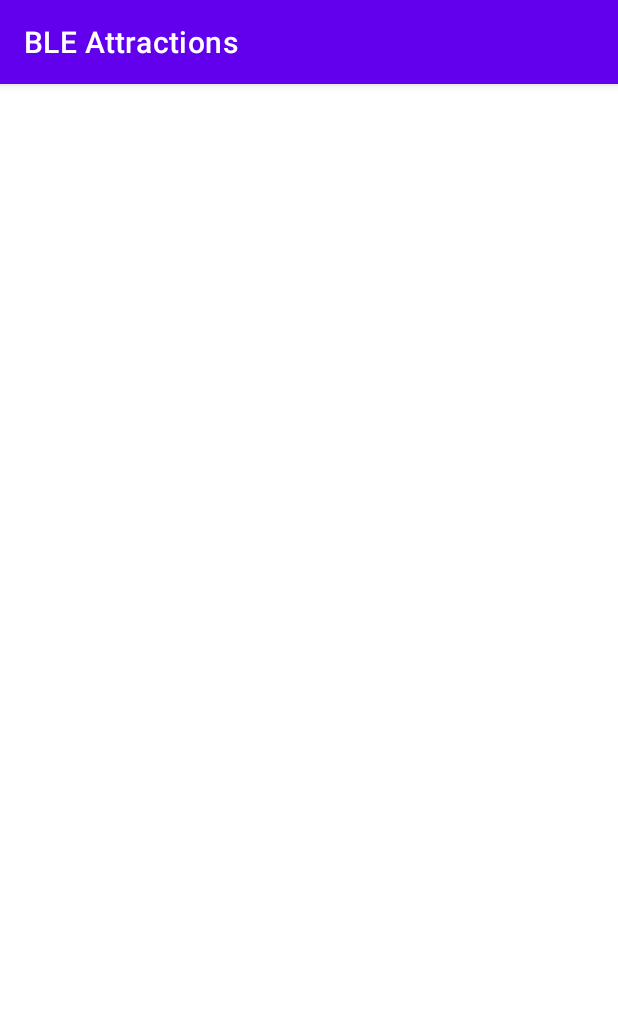
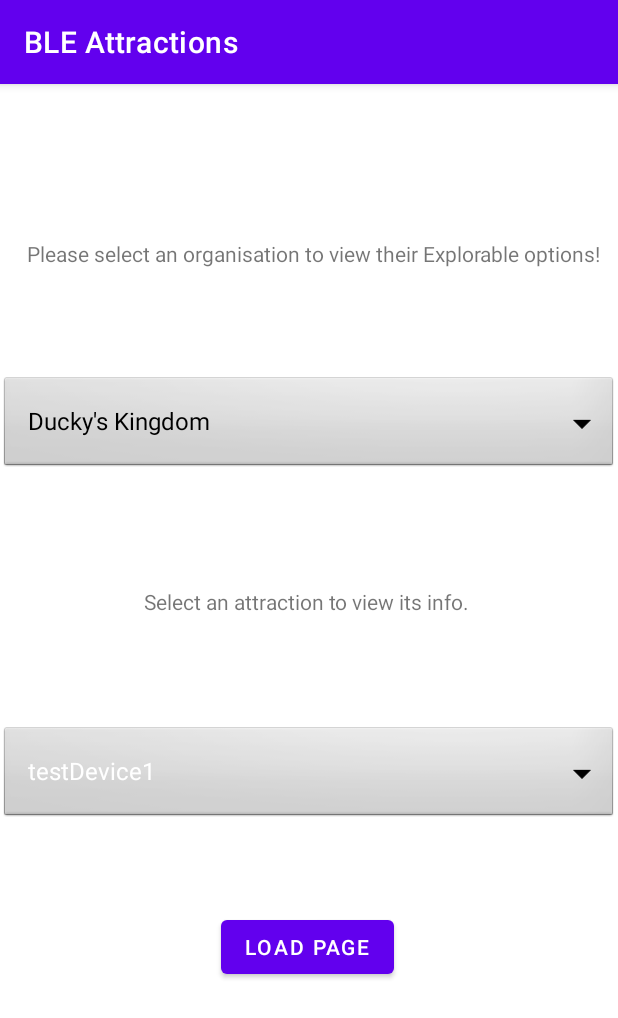
Before and after one commit to Danicus2000000/BLEAttractions, an Android app: the OfflineExplore screen opened directly, with no data from a screen before it, on a phone screen of 412 x 824 dp. Shown: the top 1018 px of the screen. Run offline under Robolectric (Android 15) with nearby library versions, the light colour scheme and no system bars.

Commit message:
Completed offline explorer that loads in from JSON database this takes url for beacon and loads webpage using webpage from offline database need to change this to use local webpages when in offline mode also added language translations for more key phrases

```diff
--- a/app/src/main/AndroidManifest.xml
+++ b/app/src/main/AndroidManifest.xml
@@ -38,6 +38,9 @@
         android:theme="@style/Theme.BLEAttractions"
         tools:targetApi="31">
         <activity
+            android:name=".webViewer"
+            android:exported="false" />
+        <activity
             android:name=".OfflineExplore"
             android:exported="false" />
         <activity
--- a/app/src/main/java/bulman/daniel/bleattractions/OfflineExplore.java
+++ b/app/src/main/java/bulman/daniel/bleattractions/OfflineExplore.java
@@ -3,8 +3,14 @@ package bulman.daniel.bleattractions;
 import androidx.appcompat.app.AppCompatActivity;
 
 
+import android.content.Intent;
 import android.os.Bundle;
 import android.util.Log;
+import android.view.View;
+import android.widget.AdapterView;
+import android.widget.ArrayAdapter;
+import android.widget.Button;
+import android.widget.Spinner;
 
 import org.json.JSONArray;
 import org.json.JSONException;
@@ -16,15 +22,57 @@ import java.nio.charset.StandardCharsets;
 import java.util.ArrayList;
 
 public class OfflineExplore extends AppCompatActivity {
-
-    private ArrayList<String> organisationsToSelectFrom;
     @Override
     protected void onCreate(Bundle savedInstanceState) {
         super.onCreate(savedInstanceState);
         setContentView(R.layout.activity_offline_explore);
-        organisationsToSelectFrom=connectToJSON("organisations","OrganisationName");
+        Spinner organisationList=findViewById(R.id.organisationList);//loads json offline data to allow searching through corporations using the software
+        JSONObject jsonOfflineData=connectToJSON();
+        try {
+            ArrayList<String> organisationsToSelectFrom=new ArrayList<>();
+            JSONArray arrayToGet = jsonOfflineData.getJSONArray("organisations");
+            for (int i = 0; i < arrayToGet.length(); i++) {
+                organisationsToSelectFrom.add(arrayToGet.getJSONObject(i).getString("OrganisationName"));
+            }
+            ArrayAdapter<String> adapter = new ArrayAdapter<>(this, android.R.layout.simple_spinner_dropdown_item, organisationsToSelectFrom);
+            organisationList.setAdapter(adapter);//stores offline data in a drop down box
+        }catch (JSONException | NullPointerException e) {
+            e.printStackTrace();
+        }
+        organisationList.setOnItemSelectedListener(new AdapterView.OnItemSelectedListener() {
+            @Override
+            public void onItemSelected(AdapterView<?> adapterView, View view, int i, long l) {//when an item is selected we show the beacon names that should be available in this place
+                Spinner attractionList=findViewById(R.id.attractionList);
+                Button loadPage=findViewById(R.id.loadPage);
+                ArrayList<String> urlPointer=new ArrayList<>();
+                ArrayList<String> attractionsToSelectFrom=new ArrayList<>();//load JSON
+                try {
+                    JSONArray arrayToGet = jsonOfflineData.getJSONArray("bledevices");
+                    for (int j = 0; j < arrayToGet.length(); j++) {
+                        if(arrayToGet.getJSONObject(j).getString("BleDeviceOrganisation").equals(organisationList.getSelectedItem().toString())) {
+                            attractionsToSelectFrom.add(arrayToGet.getJSONObject(j).getString("BleDeviceName"));
+                            urlPointer.add(arrayToGet.getJSONObject(j).getString("BleDeviceUrlToPointTo"));
+                        }
+                    }
+                    ArrayAdapter<String> adapter = new ArrayAdapter<>(getApplicationContext(), android.R.layout.simple_spinner_dropdown_item, attractionsToSelectFrom);
+                    attractionList.setAdapter(adapter);
+                }catch (JSONException | NullPointerException e) {
+                    e.printStackTrace();
+                }
+                loadPage.setOnClickListener(view1 -> {//on selecting a page to view pass through the web page to view it
+                    Intent webView=new Intent(getApplicationContext(),webViewer.class);
+                    webView.putExtra("urlToLoad",urlPointer.get(attractionsToSelectFrom.indexOf(attractionList.getSelectedItem().toString())));
+                    startActivity(webView);
+                });
+            }
+
+            @Override
+            public void onNothingSelected(AdapterView<?> adapterView) {
+
+            }
+        });
     }
-    private ArrayList<String> connectToJSON(String arrayToSearch, String rowToGet){
+    private JSONObject connectToJSON(){
         //read local json file for database and attempt to get websites that can be loaded
         try {
             String json="";//reads password from pass.json
@@ -39,19 +87,13 @@ public class OfflineExplore extends AppCompatActivity {
                 ex.printStackTrace();
             }
             try {
-                JSONObject obj = new JSONObject(json);
-                JSONArray arrayToGet =obj.getJSONArray(arrayToSearch);
-                ArrayList<String> result=new ArrayList<>();
-                for(int i=0;i<arrayToGet.length();i++){
-                    result.add(arrayToGet.getJSONObject(i).getString(rowToGet));
-                }
-                return result;
+                return new JSONObject(json);
             } catch (JSONException e) {
                 e.printStackTrace();
             }
         } catch (Exception e) {
             Log.e("Exception", e.getMessage());
         }
-        return new ArrayList<>();
+        return null;
     }
 }
--- /dev/null
+++ b/app/src/main/java/bulman/daniel/bleattractions/webViewer.java
@@ -0,0 +1,26 @@
+package bulman.daniel.bleattractions;
+
+import androidx.appcompat.app.AppCompatActivity;
+
+import android.content.Intent;
+import android.os.Bundle;
+import android.webkit.WebView;
+import android.widget.Toast;
+
+public class webViewer extends AppCompatActivity {
+
+    @Override
+    protected void onCreate(Bundle savedInstanceState) {//load url if present
+        super.onCreate(savedInstanceState);
+        setContentView(R.layout.activity_web_viewer);
+        Intent intent=getIntent();
+        if(intent.getStringExtra("urlToLoad")!=null) {
+            WebView webBrowser = findViewById(R.id.webWindow);
+            webBrowser.loadUrl(intent.getStringExtra("urlToLoad"));
+        }
+        else{//display error on failed load
+            Toast.makeText(getApplicationContext(),"No Url was provided!",Toast.LENGTH_SHORT).show();
+            finish();
+        }
+    }
+}
--- a/app/src/main/res/layout/activity_offline_explore.xml
+++ b/app/src/main/res/layout/activity_offline_explore.xml
@@ -5,5 +5,78 @@
     android:layout_width="match_parent"
     android:layout_height="match_parent"
     tools:context=".OfflineExplore">
+    <TextView
+        android:id="@+id/selectOrganisation"
+        android:layout_width="wrap_content"
+        android:layout_height="wrap_content"
+        android:layout_marginStart="16dp"
+        android:layout_marginTop="112dp"
+        android:layout_marginEnd="9dp"
+        android:layout_marginBottom="35dp"
+        android:text="@string/selectOrganisation_lbl"
+        app:layout_constraintBottom_toTopOf="@+id/organisationList"
+        app:layout_constraintEnd_toEndOf="parent"
+        app:layout_constraintStart_toStartOf="parent"
+        app:layout_constraintTop_toTopOf="parent" />
 
+    <Spinner
+        android:id="@+id/organisationList"
+        android:layout_width="match_parent"
+        android:layout_height="wrap_content"
+        android:layout_marginTop="35dp"
+        android:layout_marginBottom="517dp"
+        android:background="@android:drawable/btn_dropdown"
+        android:contentDescription="@string/selectOrganisation_lbl"
+        android:spinnerMode="dropdown"
+        app:layout_constraintBottom_toBottomOf="parent"
+        app:layout_constraintEnd_toEndOf="parent"
+        app:layout_constraintStart_toStartOf="parent"
+        app:layout_constraintTop_toBottomOf="@+id/selectOrganisation"
+        tools:ignore="DuplicateSpeakableTextCheck" />
+
+    <TextView
+        android:id="@+id/selectAttraction"
+        android:layout_width="wrap_content"
+        android:layout_height="wrap_content"
+        android:layout_marginStart="96dp"
+        android:layout_marginTop="75dp"
+        android:layout_marginEnd="96dp"
+        android:text="@string/selectAttraction"
+        app:layout_constraintEnd_toEndOf="parent"
+        app:layout_constraintHorizontal_bias="0.0"
+        app:layout_constraintStart_toStartOf="parent"
+        app:layout_constraintTop_toBottomOf="@+id/organisationList" />
+
+    <Spinner
+        android:id="@+id/attractionList"
+        android:layout_width="match_parent"
+        android:layout_height="wrap_content"
+        android:layout_marginTop="56dp"
+        android:layout_marginBottom="204dp"
+        android:background="@android:drawable/btn_dropdown"
+        android:contentDescription="@string/selectAttraction"
+        android:spinnerMode="dropdown"
+        app:layout_constraintBottom_toBottomOf="parent"
+        app:layout_constraintEnd_toEndOf="parent"
+        app:layout_constraintHorizontal_bias="0.0"
+        app:layout_constraintStart_toStartOf="parent"
+        app:layout_constraintTop_toBottomOf="@+id/selectAttraction"
+        app:layout_constraintVertical_bias="0.185"
+        tools:ignore="DuplicateSpeakableTextCheck" />
+
+    <Button
+        android:id="@+id/loadPage"
+        android:layout_width="wrap_content"
+        android:layout_height="wrap_content"
+        android:layout_marginStart="147dp"
+        android:layout_marginTop="41dp"
+        android:layout_marginEnd="147dp"
+        android:layout_marginBottom="115dp"
+        android:text="@string/loadPage_btn"
+        app:layout_constraintBottom_toBottomOf="parent"
+        app:layout_constraintEnd_toEndOf="parent"
+        app:layout_constraintHorizontal_bias="0.0"
+        app:layout_constraintStart_toStartOf="parent"
+        app:layout_constraintTop_toBottomOf="@+id/attractionList"
+        app:layout_constraintVertical_bias="0.24" />
 </androidx.constraintlayout.widget.ConstraintLayout>
--- /dev/null
+++ b/app/src/main/res/layout/activity_web_viewer.xml
@@ -0,0 +1,17 @@
+<?xml version="1.0" encoding="utf-8"?>
+<androidx.constraintlayout.widget.ConstraintLayout xmlns:android="http://schemas.android.com/apk/res/android"
+    xmlns:app="http://schemas.android.com/apk/res-auto"
+    xmlns:tools="http://schemas.android.com/tools"
+    android:layout_width="match_parent"
+    android:layout_height="match_parent"
+    tools:context=".webViewer">
+
+    <WebView
+        android:id="@+id/webWindow"
+        android:layout_width="match_parent"
+        android:layout_height="match_parent"
+        app:layout_constraintBottom_toBottomOf="parent"
+        app:layout_constraintEnd_toEndOf="parent"
+        app:layout_constraintStart_toStartOf="parent"
+        app:layout_constraintTop_toTopOf="parent" />
+</androidx.constraintlayout.widget.ConstraintLayout>
--- a/app/src/main/res/values/strings.xml
+++ b/app/src/main/res/values/strings.xml
@@ -7,4 +7,7 @@
     <string name="logoDescription">A Company Logo</string>
     <string name="enableOfflineMode">Enable offline mode</string>
     <string name="disableOfflineMode">Disable offline mode</string>
+    <string name="selectOrganisation_lbl">Please select an organisation to view their Explorable options!</string>
+    <string name="selectAttraction">Select an attraction to view its info.</string>
+    <string name="loadPage_btn">Load Page</string>
 </resources>
```
Also changed, not shown: 6 other files.
